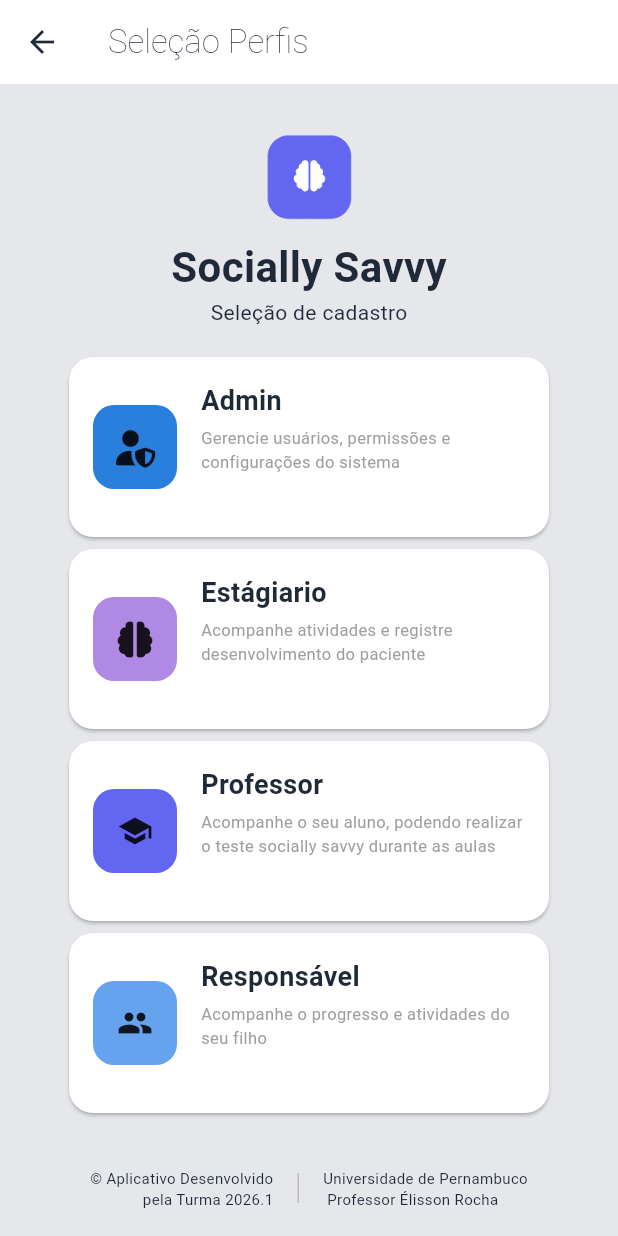
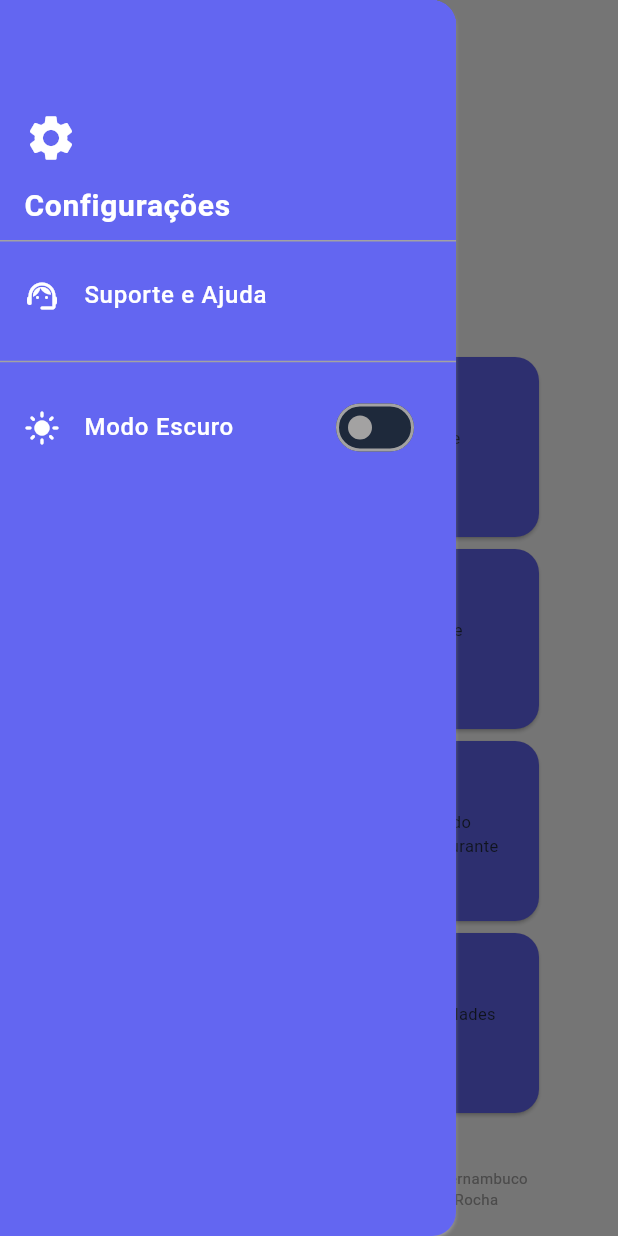
Before and after one commit to Kaickpl/Sistema_espectrum_savvy_front, a Flutter app: the TelaCadastro screen opened directly, with the side drawer open (before the commit the screen has no drawer), on a phone screen of 412 x 824 dp. Run offline on Flutter 3.47's test engine with Material 3 defaults, Android fonts, the phone set to English and light mode, and no system bars; our stand-ins replace fl_chart, font_awesome_flutter; missing offline and left inert: syncfusion_flutter_pdfviewer.

Commit message:
Ajuste nas classes de temas

```diff
--- a/lib/Config/tema_claro.dart
+++ b/lib/Config/tema_claro.dart
@@ -7,15 +7,15 @@
       primary: Color(0xFF6366F1),
       onPrimary: const Color(0xFFFFFFFF),
       secondary: Color(0xFFAF89E4),
-      onSecondary: Colors.white,
-      tertiary: Color(0xFF2A7FDC),
-      onTertiary: Color(0xFF66A3EF),
-      error: Color(0xFFE53935),
-      onError: Colors.white,
-      surface: Color(0xFFF4F5FB),
-      onSurface: Color(0xFF1F2937),
+      onSecondary: Color(0xFF000000),
+      tertiary: Color(0xFF66A3EF),
+      onTertiary: Color(0xFF2A7FDC),
+      error: Color(0xFF970804),
+      onError: Color(0xFFFF6B6B),
+      surface: Color(0xFF1E293B),
+      onSurface: Color(0xFFA3A2A2),
     ),
-    scaffoldBackgroundColor: Color(0xFFE5E7EB),
+    scaffoldBackgroundColor: Color(0xFFFFFFFF),
     // essa sim eh a cor do fundo
   );
 }
--- a/lib/Config/tema_escuro.dart
+++ b/lib/Config/tema_escuro.dart
@@ -1,22 +1,22 @@
 import 'package:flutter/material.dart';
 
-class TemaEscuro{
+class TemaEscuro {
   static final ThemeData tema = ThemeData(
-      colorScheme: ColorScheme(
-        brightness: Brightness.dark,
-        primary: Color(0xFF6366F1),
-      onPrimary: Colors.white,
-      secondary: Color(0xFFAF89E4),
-      onSecondary: Colors.white,
-      tertiary: Color(0xFF2A7FDC),
-      onTertiary: Colors.white,
-      error: Color(0xFFEF5350),
-      onError: Colors.white,
-        surface: Color(0xFF1E293B),
+    colorScheme: const ColorScheme(
+      brightness: Brightness.dark,
+
+      primary: Color(0xFF818CF8), // mais clara para destacar no fundo escuro
+      onPrimary: Color(0xFF0F172A),
+      secondary: Color(0xFFC4B5FD),
+      onSecondary: Color(0xFF0F172A),
+      tertiary: Color(0xFF60A5FA),
+      onTertiary: Color(0xFF0F172A),
+      error: Color(0xFF970804),
+      onError: Color(0xFFFF6B6B),
+      surface: Color(0xFF1E293B),
       onSurface: Color(0xFFF8FAFC),
     ),
 
-    scaffoldBackgroundColor: const Color(0xFF0F172A),
+    scaffoldBackgroundColor: Color(0xFF0F172A),
   );
-
 }
--- a/lib/View/Pages/tela_cadastro_professor.dart
+++ b/lib/View/Pages/tela_cadastro_professor.dart
@@ -84,7 +84,7 @@
                 CampoTexto(
                   label: "Escola",
                   hintText: "Digite a escola",
-                  keyboardType: TextInputType.number,
+                  keyboardType: TextInputType.text,
                   validator: (value) {
                     if (value == null || value.isEmpty) return "O campo não pode ser em vazio";
                     return null;
--- a/lib/View/Pages/tela_perfis.dart
+++ b/lib/View/Pages/tela_perfis.dart
@@ -7,6 +7,7 @@
 import 'package:espectrum_front/View/Widgets/roda_pe.dart';
 import 'package:flutter/material.dart';
 import 'package:font_awesome_flutter/font_awesome_flutter.dart';
+import '../Widgets/drawer_padrao.dart';
 import '../Widgets/logo_container.dart';
 
 class TelaCadastro extends StatelessWidget {
@@ -15,8 +16,11 @@
   @override
   Widget build(BuildContext context) {
     return Scaffold(
-      backgroundColor: Theme.of(context).scaffoldBackgroundColor,
+      backgroundColor: Theme
+          .of(context)
+          .scaffoldBackgroundColor,
       appBar: AppBarPadrao(nome: "Seleção Perfis",),
+      drawer: DrawerPadrao(),
       body: SafeArea(
         bottom: false,
         child: SingleChildScrollView(
@@ -25,62 +29,106 @@
               left: 30,
               right: 30,
               top: 30,
-              bottom: MediaQuery.of(context).viewInsets.bottom,
+              bottom: MediaQuery
+                  .of(context)
+                  .viewInsets
+                  .bottom,
             ),
             child: Center(
               child: Column(
                 mainAxisSize: MainAxisSize.min,
                 children: [
-                  LogoContainer(nomePage: "Seleção de cadastro",imagem: "assets/Images/Logo.png",),
+                LogoContainer(nomePage: "Seleção de cadastro",
+                imagem: "assets/Images/Logo.png",),
               SizedBox(height: 20),
-
-                  CategoriaCadastro(
+              Padding(
+                padding: EdgeInsets.symmetric(horizontal: MediaQuery
+                    .of(context)
+                    .size
+                    .width * 0.055),
+                child: CategoriaCadastro(
                   nome: "Admin",
                   descricao:
                   "Gerencie usuários, permissões e configurações do sistema",
                   gradiente: [
-                      Theme.of(context).colorScheme.tertiary,
-                      Theme.of(context).colorScheme.tertiary,
+                    Theme
+                        .of(context)
+                        .colorScheme
+                        .tertiary,
+                    Theme
+                        .of(context)
+                        .colorScheme
+                        .tertiary,
                   ],
                   destino: CadastroAdmin(),
                   icone: FaIcon(FontAwesomeIcons.userShield),
                 ),
+              ),
 
               SizedBox(height: 8),
-                  CategoriaCadastro(
+              Padding(
+                padding: EdgeInsets.symmetric(horizontal: MediaQuery
+                    .of(context)
+                    .size
+                    .width * 0.055),
+                child: CategoriaCadastro(
                   nome: "Estágiario",
                   descricao: "Acompanhe atividades e registre desenvolvimento do paciente",
                   gradiente: [
-                      Theme.of(context).colorScheme.secondary,
-                      Theme.of(context).colorScheme.secondary,
+                    Theme
+                        .of(context)
+                        .colorScheme
+                        .secondary,
+                    Theme
+                        .of(context)
+                        .colorScheme
+                        .secondary,
                   ],
                   destino: CadastroEstagiario(),
                   icone: FaIcon(FontAwesomeIcons.brain),
                 ),
+              ),
 
                 SizedBox(height: 8),
-
-                  CategoriaCadastro(
+                Padding(
+                  padding: EdgeInsets.symmetric(horizontal: MediaQuery.of(context).size.width * 0.055),
+                  child: CategoriaCadastro(
                   nome: "Professor",
                   descricao: "Acompanhe o seu aluno, podendo realizar o teste socially savvy durante as aulas",
                   gradiente: [
-                      Theme.of(context).colorScheme.primary,
-                      Theme.of(context).colorScheme.primary,
+                    Theme
+                        .of(context)
+                        .colorScheme
+                        .onError,
+                    Theme
+                        .of(context)
+                        .colorScheme
+                        .onError,
                   ],
                   destino: CadastroProfessor(),
                   icone: Icon(Icons.school),
                 ),
+                ),
 
                 SizedBox(height: 8),
-                  CategoriaCadastro(
+                  Padding(
+                    padding: EdgeInsets.symmetric(horizontal: MediaQuery.of(context).size.width * 0.055),
+                    child: CategoriaCadastro(
                   nome: "Responsável",
                   descricao: "Acompanhe o progresso e atividades do seu filho",
                   gradiente: [
-                      Theme.of(context).colorScheme.onTertiary,
-                      Theme.of(context).colorScheme.onTertiary,
+                    Theme
+                        .of(context)
+                        .colorScheme
+                        .onTertiary,
+                    Theme
+                        .of(context)
+                        .colorScheme
+                        .onTertiary,
                   ],
                   destino: CadastroResponsavel(),
                   icone: Icon(Icons.people),
+                ),
                   ),
                 SizedBox(height: 20),
                 RodaPe(),
--- a/lib/View/Pages/tela_suporte.dart
+++ b/lib/View/Pages/tela_suporte.dart
@@ -4,6 +4,7 @@
 import 'package:espectrum_front/View/Widgets/widget_input_acesso.dart';
 import 'package:flutter/material.dart';
 
+import '../Widgets/drawer_padrao.dart';
 import '../Widgets/fundo_botão.dart';
 
 class TelaSuporte extends StatefulWidget {
@@ -34,6 +35,7 @@
       Theme.of(context).colorScheme.onPrimary,
 
       appBar: AppBarPadrao(nome: 'Suporte'),
+      drawer: DrawerPadrao(),
 
       body: SafeArea(
         child: SingleChildScrollView(
--- a/lib/View/Pages/tela_trocar_senha.dart
+++ b/lib/View/Pages/tela_trocar_senha.dart
@@ -2,6 +2,7 @@
 import 'package:espectrum_front/View/Widgets/app_bar_padrao.dart';
 import 'package:flutter/material.dart';
 
+import '../Widgets/drawer_padrao.dart';
 import '../Widgets/fundo_botão.dart';
 import '../Widgets/icon_text.dart';
 import '../Widgets/roda_pe.dart';
@@ -28,6 +29,8 @@
       appBar: AppBarPadrao(
         nome: 'Trocar Senha',
       ),
+      drawer: DrawerPadrao(),
+
 
       body: SafeArea(
         bottom: false,
--- a/lib/View/Pages/tela_verificar_email.dart
+++ b/lib/View/Pages/tela_verificar_email.dart
@@ -2,6 +2,7 @@
 import 'package:espectrum_front/View/Widgets/app_bar_padrao.dart';
 import 'package:flutter/material.dart';
 
+import '../Widgets/drawer_padrao.dart';
 import '../Widgets/fundo_botão.dart';
 import '../Widgets/logo_container.dart';
 import '../Widgets/roda_pe.dart';
@@ -20,6 +21,8 @@
       appBar: AppBarPadrao(
         nome: 'Verificar Email',
       ),
+      drawer: DrawerPadrao(),
+
 
       body: SafeArea(
         bottom: false,
--- a/lib/View/Widgets/app_bar_padrao.dart
+++ b/lib/View/Widgets/app_bar_padrao.dart
@@ -19,8 +19,8 @@
   @override
   Widget build(BuildContext context) {
     return AppBar(
-      backgroundColor: Theme.of(context).colorScheme.onPrimary,
-      title: Text(widget.nome,style:TextStyle(fontWeight: FontWeight(16),color: Theme.of(context).colorScheme.onSurface),
+      backgroundColor: Theme.of(context).scaffoldBackgroundColor,
+      title: Text(widget.nome,style:TextStyle(fontWeight: FontWeight(16),color: Theme.of(context).colorScheme.tertiary),
       ),
       actions: [
       ],
--- a/lib/View/Widgets/categoria_perfis.dart
+++ b/lib/View/Widgets/categoria_perfis.dart
@@ -19,7 +19,7 @@
   @override
   Widget build(BuildContext context) {
     return Material(
-      color: Colors.white,
+      color: Theme.of(context).colorScheme.primary,
       borderRadius: BorderRadius.circular(16),
       elevation: 1,
       child: InkWell(
@@ -58,17 +58,24 @@
               children: [
                 Text(
                   nome,
-                  style: const TextStyle(
+                  style: TextStyle(
                     fontSize: 18,
                     fontWeight: FontWeight.bold,
+                      color: Theme
+                          .of(context)
+                          .colorScheme
+                          .surface
                   ),
                 ),
                 const SizedBox(height: 4),
                 Text(
                   descricao,
-                  style: const TextStyle(
+                  style: TextStyle(
                     fontSize: 11,
-                    color: Colors.grey,
+                    color: Theme
+                        .of(context)
+                        .colorScheme
+                        .surface,
                   ),
                 ),
               ],
--- a/lib/View/Widgets/drawer_padrao.dart
+++ b/lib/View/Widgets/drawer_padrao.dart
@@ -1,4 +1,3 @@
-import 'package:espectrum_front/View/Pages/home_adm.dart';
 import 'package:espectrum_front/View/Pages/tela_suporte.dart';
 import 'package:flutter/material.dart';
 import 'package:espectrum_front/main.dart';
@@ -8,14 +7,19 @@
 
   @override
   Widget build(BuildContext context) {
-    bool isDarkMode = Theme.of(context).brightness == Brightness.dark;
+
+    bool isDarkMode =
+        Theme.of(context).brightness == Brightness.dark;
 
     return Drawer(
       shadowColor: Theme.of(context).colorScheme.onPrimary,
       backgroundColor: Theme.of(context).colorScheme.primary,
+
       child: ListView(
         padding: EdgeInsets.zero,
+
         children: [
+
           DrawerHeader(
             decoration: BoxDecoration(
               color: Theme.of(context).colorScheme.primary,
@@ -24,15 +28,20 @@
             child: Column(
               crossAxisAlignment: CrossAxisAlignment.start,
               mainAxisAlignment: MainAxisAlignment.end,
+
               children: [
+
                 Icon(
                   Icons.settings,
                   color: Theme.of(context).colorScheme.onPrimary,
                   size: 36,
                 ),
+
                 SizedBox(height: 12),
+
                 Text(
                   "Configurações",
+
                   style: TextStyle(
                     color: Theme.of(context).colorScheme.onPrimary,
                     fontSize: 20,
@@ -48,39 +57,65 @@
               Icons.support_agent_rounded,
               color: Theme.of(context).colorScheme.onPrimary,
             ),
+
             title: Text(
               "Suporte e Ajuda",
-              style: TextStyle(fontSize: 16, fontWeight: FontWeight.w500, color: Theme.of(context).colorScheme.onPrimary),
+
+              style: TextStyle(
+                fontSize: 16,
+                fontWeight: FontWeight.w500,
+                color: Theme.of(context).colorScheme.onPrimary,
+              ),
             ),
+
             onTap: () {
               Navigator.pop(context);
-              Navigator.push(context, MaterialPageRoute(builder: (context) => TelaSuporte(),));
-              //Adicionar aquyr a logica de abrir a tela de suporte
+
+              Navigator.push(
+                context,
+                MaterialPageRoute(
+                  builder: (context) => TelaSuporte(),
+                ),
+              );
             },
           ),
 
+          Divider(height: 32),
 
-          Divider(height: 32,),
+          SwitchListTile(
+            secondary: Icon(
+              isDarkMode
+                  ? Icons.dark_mode
+                  : Icons.light_mode,
 
-          // SwitchListTile(
-          //   secondary: Icon(
-          //     isDarkMode
-          //     ? Icons.dark_mode : Icons.light_mode,
-          //     color: Theme.of(context).colorScheme.primary,
-          //       ),
-          //       title: Text("Modo Escuro", style: TextStyle(fontSize: 16, fontWeight: FontWeight.w500),
-          //       ),
-          //       value: isDarkMode,
-          //       activeColor: Theme.of(context).colorScheme.primary,
-          //       onChanged: (bool ligouModoEscuro) {
-          //         temaApp.value = ligouModoEscuro ? ThemeMode.dark : ThemeMode.light;
-          //       },
-          // )
+              color: Theme.of(context).colorScheme.onPrimary,
+            ),
+
+            title: Text(
+              "Modo Escuro",
+
+              style: TextStyle(
+                fontSize: 16,
+                fontWeight: FontWeight.w500,
+                color: Theme.of(context).colorScheme.onPrimary,
+              ),
+            ),
+
+            value: isDarkMode,
+
+            activeColor:
+            Theme.of(context).colorScheme.onPrimary,
+
+            onChanged: (bool value) {
+
+              temaApp.value =
+              value
+                  ? ThemeMode.dark
+                  : ThemeMode.light;
+            },
+          ),
         ],
       ),
     );
   }
-
-  @override
-  Size get preferredSize => Size.fromHeight(kToolbarHeight);
 }
--- a/lib/View/Widgets/logo_container.dart
+++ b/lib/View/Widgets/logo_container.dart
@@ -19,9 +19,9 @@
         SizedBox(height: 8),
         Text(
           "Socially Savvy",
-          style: TextStyle(fontSize: 28, fontWeight: FontWeight.bold),
+          style: TextStyle(fontSize: 28, fontWeight: FontWeight.bold,color: Theme.of(context).colorScheme.tertiary),
         ),
-        Text(nomePage),
+        Text(nomePage, style: TextStyle(color: Theme.of(context).colorScheme.tertiary),),
       ],
     );
   }
--- a/lib/View/Widgets/widget_input_acesso.dart
+++ b/lib/View/Widgets/widget_input_acesso.dart
@@ -47,7 +47,7 @@
                 hintText: hintText,
                 suffixIcon: suffixIcon,
                 filled: true,
-                fillColor: Theme.of(context).scaffoldBackgroundColor,
+                fillColor: Theme.of(context).colorScheme.surface,
                 border: OutlineInputBorder(
                   borderRadius: BorderRadius.circular(12),
                   borderSide: BorderSide.none,
```
Also changed, not shown: lib/View/Pages/selecao_paciente.dart (+8 -1 lines), lib/View/Pages/tela_cadastro_paciente.dart (+11 -23 lines), lib/View/Widgets/categoria_input.dart (+29 -12 lines), lib/main.dart (+23 -12 lines). Lines whose indentation alone changed are shown as unchanged.
